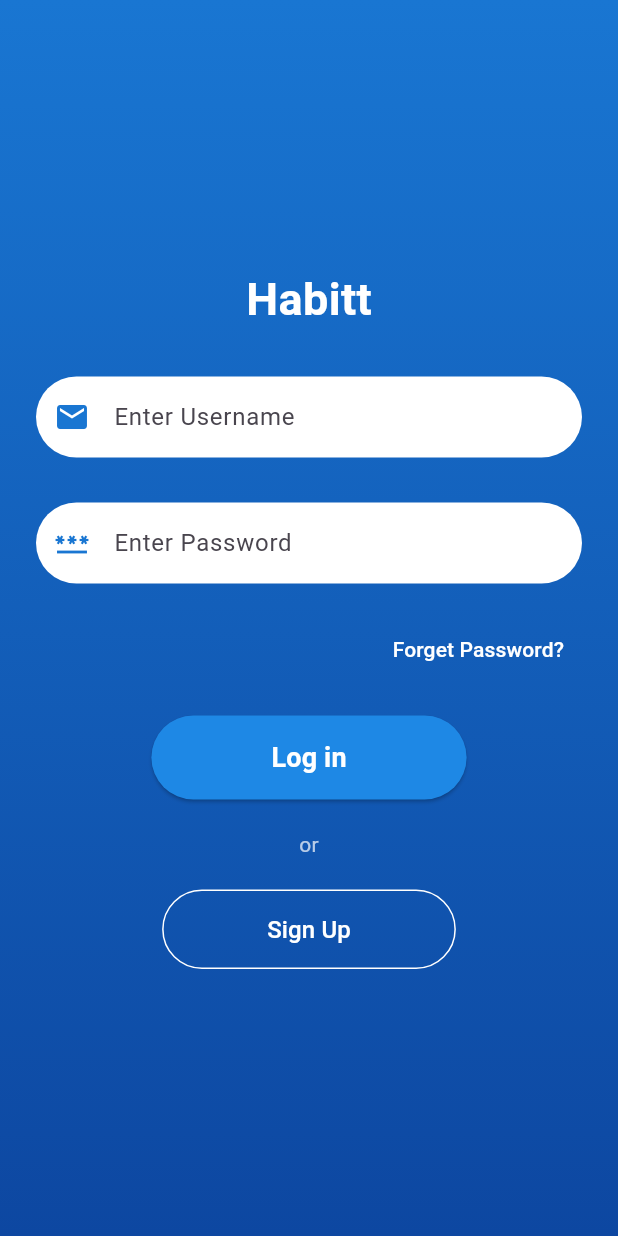
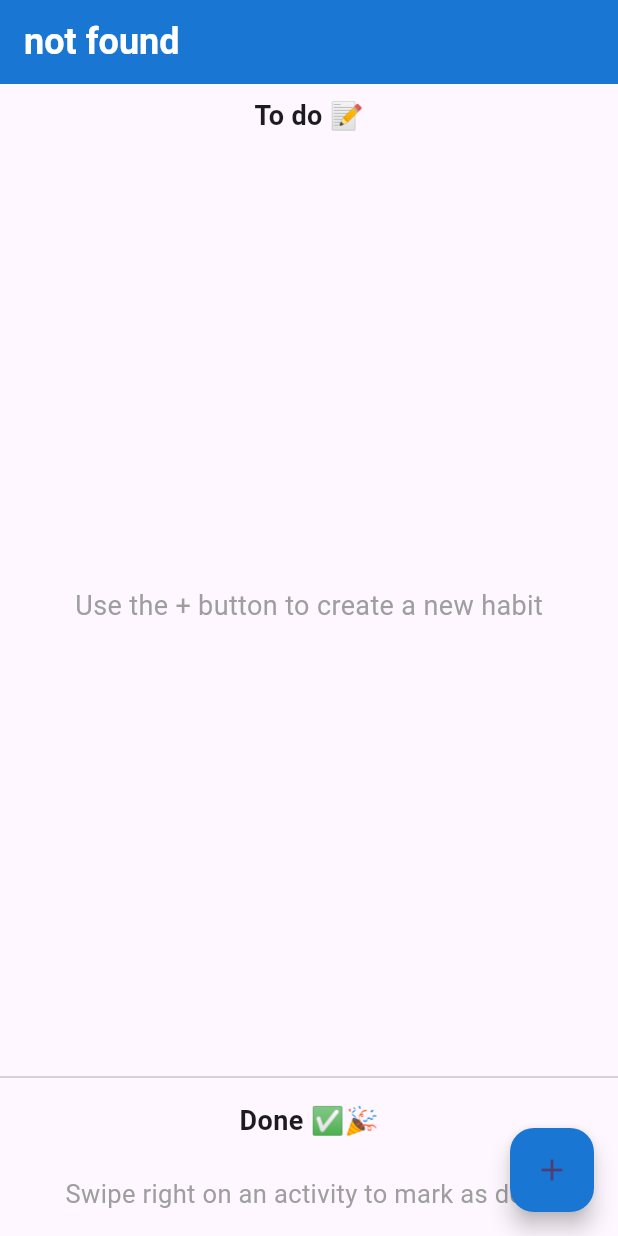
Before and after one commit to Hamzaalhadithy/habit_tracker_app, a Flutter app: the screen it shows after launch, on a phone screen of 412 x 824 dp. Run offline on Flutter 3.47's test engine with Material 3 defaults, Android fonts, the phone set to English and light mode, and no system bars; our stand-ins replace firebase_auth, firebase_core, fluttertoast; accounts and stored records are empty.

Commit message:
home page

```diff
--- /dev/null
+++ b/lib/habit_tracker_screen.dart
@@ -0,0 +1,211 @@
+import "package:flutter/material.dart";
+
+class HabitTrackerScreen extends StatefulWidget{
+  final String username;
+
+  const HabitTrackerScreen({super.key, required this.username});
+
+  @override
+  _HabitTrackerScreenState createState() => _HabitTrackerScreenState();
+}
+
+class _HabitTrackerScreenState extends State<HabitTrackerScreen>{
+  Map<String, String> selectedHabitsMap = {}; // <name, color> kinda
+  Map<String, String> completedHabitsMap = {};
+  String name = '';
+
+  @override
+  void initState(){
+    super.initState();
+    name = widget.username;
+  }
+
+  Future<void> _saveHabits() async{
+    // save habits on the device later
+  }
+
+  Color _getColorFromHex(String hexColor){
+    hexColor = hexColor.replaceAll('#', '');
+    if(hexColor.length == 6){
+      hexColor = 'FF$hexColor'; // add opacity to the color
+    }
+    return Color(int.parse('0x$hexColor'));
+  }
+
+  // ignore: unused_element
+  Color _getHabitcolor(String habit, Map<String, String> habitMap){
+    String? colorHex = habitMap[habit];
+    if(colorHex != null){
+      try {
+        return _getColorFromHex(colorHex);
+      } catch(e){
+        print("Error parsing color of $habit: $e");
+      }
+    }
+    return Colors.blue;
+  }
+
+
+  @override
+  Widget build(BuildContext context){
+    return Scaffold(
+      appBar: AppBar(
+        backgroundColor: Colors.blue.shade700,
+        title: Text(
+          name.isNotEmpty ? name : 'Loading...',
+          style: TextStyle(
+            fontSize: 24,
+            color: Colors.white,
+            fontWeight: FontWeight.bold,
+          ),
+        ),
+        automaticallyImplyLeading: true,
+      ),
+      body: Column(
+        children: [
+          const Padding(
+            padding: EdgeInsets.all(8.0),
+            child: Text(
+              'To do 📝',
+              style: TextStyle(
+                fontSize: 18,
+                fontWeight: FontWeight.bold,
+              ),
+            ),
+          ),
+          selectedHabitsMap.isEmpty ? const Expanded(
+            child: Center(
+              child: Text('Use the + button to create a new habit',
+                style: TextStyle(
+                  fontSize: 18, color: Colors.grey,
+                ),
+              ),
+            ),
+          ) : Expanded(
+            child: ListView.builder(
+              padding: const EdgeInsets.all(8),
+              itemCount: selectedHabitsMap.length,
+              itemBuilder: (context, index){
+                String habit = selectedHabitsMap.keys.elementAt(index);
+                Color habitColor = _getHabitcolor(habit, selectedHabitsMap);
+                return Dismissible(
+                  key: Key(habit),
+                  direction: DismissDirection.endToStart,
+                  onDismissed: (direction){
+                    setState(() {
+                      String color = selectedHabitsMap.remove(habit)!; // remove returns the value assosicated with the key
+                      completedHabitsMap[habit] = color;
+                      _saveHabits();
+                    });
+                  },
+                  background: Container(
+                    color: Colors.green,
+                    alignment: Alignment.centerRight,
+                    padding: const EdgeInsets.symmetric(horizontal: 20),
+                    child: const Row(
+                      mainAxisAlignment: MainAxisAlignment.end,
+                      children: [
+                        Text('Swipe to Complete',
+                          style: TextStyle(color: Colors.white),
+                        ),
+                        SizedBox(width: 10,),
+                        Icon(Icons.check, color: Colors.white),
+                      ],
+                    ),
+                  ),
+                  child: _buildHabitCard(habit, habitColor),
+                );
+              },
+            ),
+          ),
+          const Divider(),
+          const Padding(
+            padding: EdgeInsets.all(8),
+            child: Text(
+              'Done ✅🎉',
+              style: TextStyle(
+                fontSize: 18,
+                fontWeight: FontWeight.bold,
+              ),
+            ),
+          ),
+          completedHabitsMap.isEmpty
+            ? const Padding(
+              padding: EdgeInsets.all(16),
+              child: Text(
+                'Swipe right on an activity to mark as done',
+                style: TextStyle(fontSize: 17, color: Colors.grey),
+              ),
+            )
+            : Expanded(
+              child: ListView.builder(
+                padding: EdgeInsets.all(16),
+                itemCount: completedHabitsMap.length,
+                itemBuilder: (context, index){
+                  String habit = completedHabitsMap.keys.elementAt(index);
+                  Color habitColor = _getHabitcolor(habit, completedHabitsMap);
+                  return Dismissible(
+                    key: Key(habit),
+                    direction: DismissDirection.startToEnd,
+                    onDismissed: (direction) {
+                      setState(() {
+                        String color = completedHabitsMap.remove(habit)!;
+                        selectedHabitsMap[habit] = color;
+                        _saveHabits();
+                      });
+                    },
+                    background: Container(
+                      color: Colors.red,
+                      alignment: Alignment.centerLeft,
+                      padding: const EdgeInsets.symmetric(horizontal: 20),
+                      child: const Row(
+                        children: [
+                          Icon(Icons.undo, color: Colors.white),
+                          SizedBox(width: 10,),
+                          Text(
+                            'Swipe to undo',
+                            style: TextStyle(
+                              color: Colors.white,
+                            ),
+                          ),
+                        ],
+                      ),
+                    ),
+                    child: _buildHabitCard(habit, habitColor, isComp: true),
+                  );
+                },
+              ),
+            ),
+        ],
+      ),
+      floatingActionButton: selectedHabitsMap.isEmpty ? FloatingActionButton(
+        onPressed: (){},
+        backgroundColor: Colors.blue.shade700,
+        tooltip: 'Add Habits',
+        child: const Icon(Icons.add),
+      ) : null
+    );
+
+  }
+  Widget _buildHabitCard(String title, Color color, {bool isComp = false}){
+    return Card(
+      shape: RoundedRectangleBorder(borderRadius: BorderRadius.circular(15)),
+      color: color,
+      child: Container(
+        height: 60,
+        child: ListTile(
+          title: Text(
+            title.toUpperCase(),
+            style: const TextStyle(
+              color: Colors.white,
+              fontWeight: FontWeight.bold,
+              fontSize: 16,
+            ),
+          ),
+          trailing: isComp ? const Icon(Icons.check_circle, color: Colors.green, size: 28) : null,
+        ),
+      ),
+    );
+  }
+
+}
--- a/lib/main.dart
+++ b/lib/main.dart
@@ -1,5 +1,6 @@
 import 'package:flutter/material.dart';
 import 'package:firebase_core/firebase_core.dart';
+import 'package:habit_tracker_app/habit_tracker_screen.dart';
 import 'package:habit_tracker_app/login_screen.dart';
 import 'firebase_options.dart';
 import 'package:firebase_auth/firebase_auth.dart';
@@ -30,7 +31,7 @@ class MyApp extends StatelessWidget {
       theme: ThemeData(
         colorScheme: ColorScheme.fromSeed(seedColor: Colors.deepPurple),
       ),
-      home: const LoginScreen(),
+      home: const HabitTrackerScreen(username: 'not found',),
     );
   }
 }
```
Also changed, not shown: lib/login_screen.dart (+33 -16 lines), lib/register_screen.dart (+25 -2 lines).
